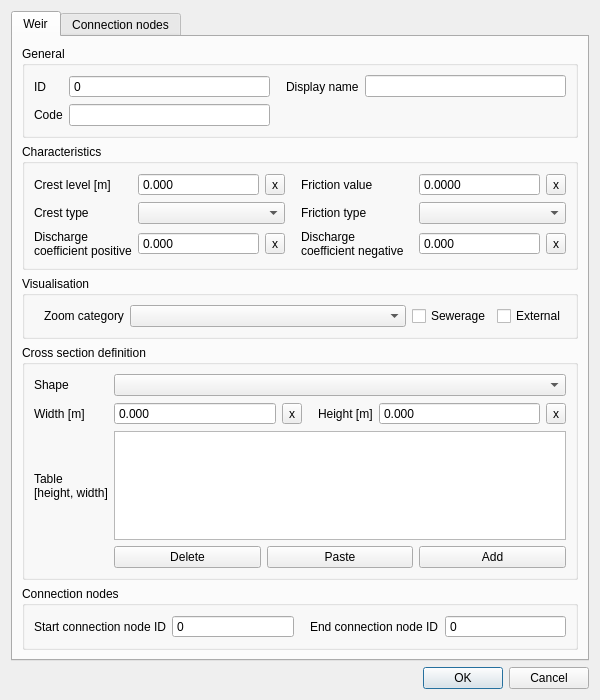
First picture: the form in threedi_schematisation_editor/forms/ui/weir.ui, repository nens/threedi-schematisation-editor, before the edit.
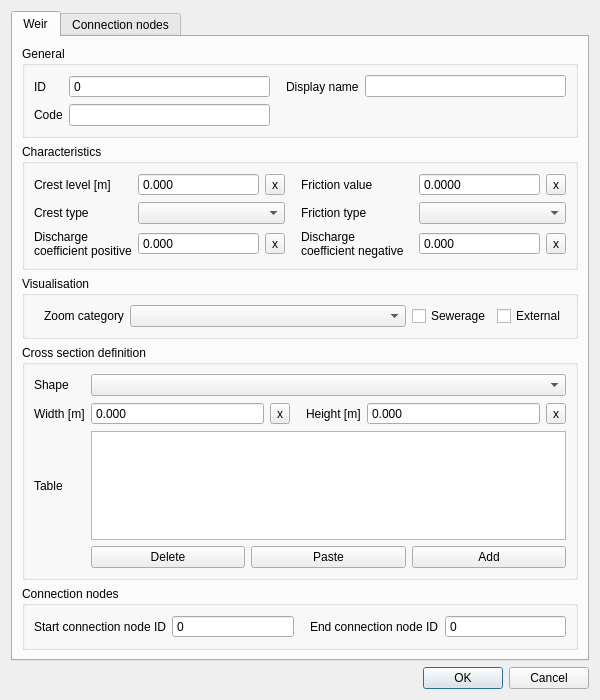
Second picture: the form after the edit.

Commit message: Refactoring cross-section table edits. Added handling of the `YZ` and `Inverted egg` cross-section shape types.

```diff
--- a/threedi_schematisation_editor/forms/ui/weir.ui
+++ b/threedi_schematisation_editor/forms/ui/weir.ui
@@ -651,8 +651,7 @@
           <item row="4" column="0">
            <widget class="QLabel" name="cross_section_table_label">
             <property name="text">
-             <string>Table
-[height, width]</string>
+             <string>Table</string>
             </property>
            </widget>
           </item>
```
The commit also changes 23 other files.
